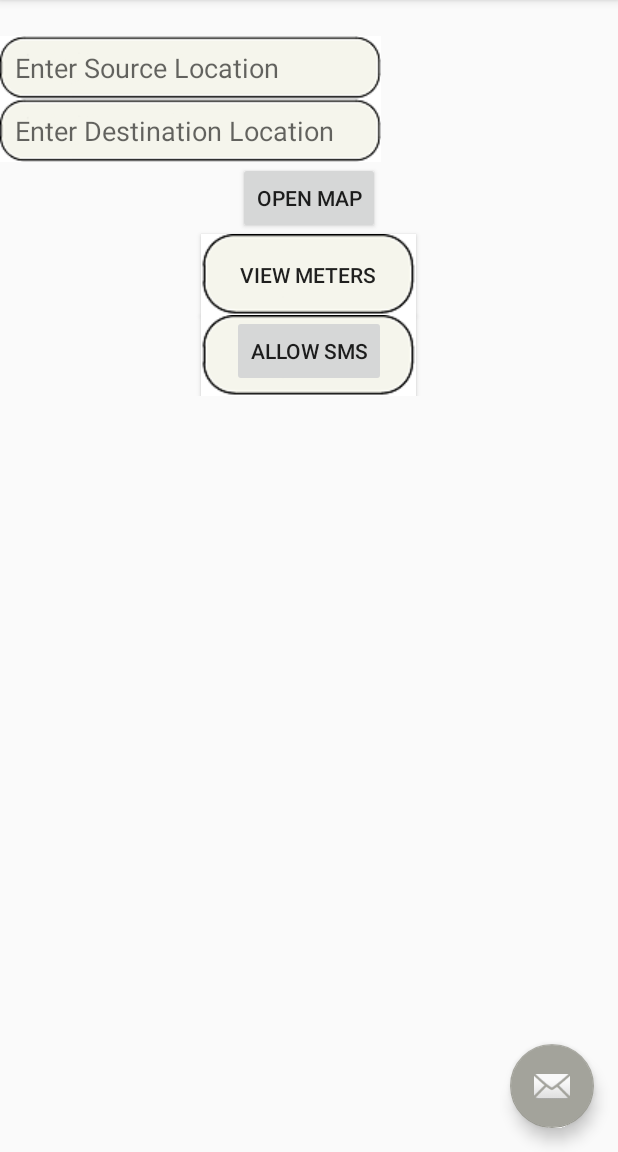
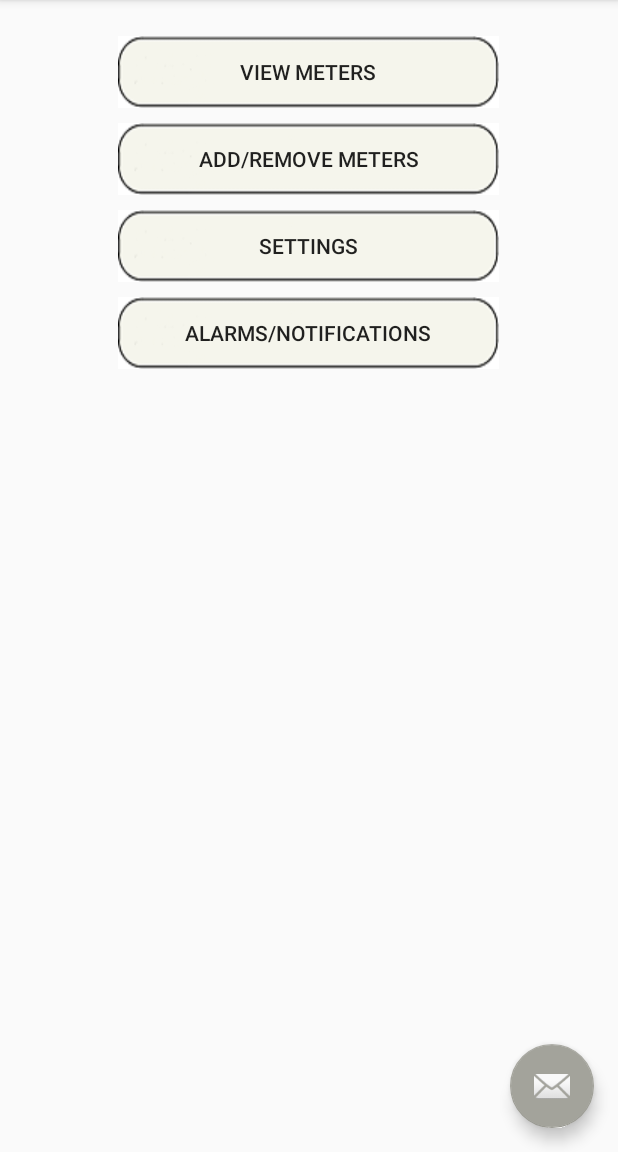
Before and after one commit to shoaib333/TestProject, an Android app: the MapsMainActivity screen opened directly, with no data from a screen before it, on a phone screen of 412 x 824 dp, the part 84-1236 px from its top. Run offline under Robolectric (Android 15) with nearby library versions, the phone set to English and light mode, and no system bars.

Commit message:
Add/Meters Screen Redesigned

```diff
--- a/app/src/main/java/com/idea/meter/Blutooth_Entity/ShowBTdevices.java
+++ b/app/src/main/java/com/idea/meter/Blutooth_Entity/ShowBTdevices.java
@@ -78,6 +78,9 @@ public class ShowBTdevices extends ListActivity {
         lv.setFooterDividersEnabled(true);
         lv.addFooterView(footer, null, true);
 
+        /* setBackground Image for the List View */
+        lv.setBackgroundResource(R.drawable.device_bg);
+
         /* Create List to save devices found by Bluetooth */
         devices = getIntent().getStringArrayListExtra("devices");
 
@@ -94,6 +97,7 @@ public class ShowBTdevices extends ListActivity {
     AdapterView.OnItemClickListener clickListener = new AdapterView.OnItemClickListener() {
         @Override
         public void onItemClick(AdapterView<?> parent, View view, int pos, long id) {
+            parent.getChildAt(pos).setBackgroundResource(R.drawable.device_bg);
             if (parent.getAdapter().getItemViewType(pos) == AdapterView.ITEM_VIEW_TYPE_HEADER_OR_FOOTER) {
 
                     /* Start Bluetooth Discovery */
--- a/app/src/main/java/com/idea/meter/LocationServices_Entity/MapsMainActivity.java
+++ b/app/src/main/java/com/idea/meter/LocationServices_Entity/MapsMainActivity.java
@@ -21,6 +21,7 @@ import android.widget.EditText;
 import android.widget.TextView;
 import android.widget.Toast;
 
+import com.idea.meter.Main_Entity.AddRemoveMetersActivity;
 import com.idea.meter.Main_Entity.MainActivity;
 import com.idea.meter.R;
 import com.idea.meter.SMS_Entity.SmsBroadcastReceiver;
@@ -36,6 +37,7 @@ public class MapsMainActivity extends AppCompatActivity {
     Button map_button;
     Button BT_button;
     Button sms_button;
+    Button arDevice_Button;
 
     EditText source_addrText;
     EditText destination_addrText;
@@ -65,25 +67,26 @@ public class MapsMainActivity extends AppCompatActivity {
         toolbar_main = (Toolbar) findViewById(R.id.toolbar);
 
         /* Initialize UI elements */
-        source_addrText = (EditText) findViewById(R.id.source_location);
-        destination_addrText = (EditText) findViewById(R.id.destination_location);
 
+//        map_button = (Button) findViewById(R.id.mapButton);
+        BT_button = (Button) findViewById(R.id.btButton);
+        arDevice_Button = (Button) findViewById(R.id.addRemDeviceButton);
 
-        map_button = (Button) findViewById(R.id.mapButton);
-        BT_button = (Button) findViewById(R.id.btButton);
-        sms_button = (Button) findViewById(R.id.smsButton);
+//        sms_button = (Button) findViewById(R.id.smsButton);
         smsBroadcastReceiver = new SmsBroadcastReceiver();
 
         toolbar_main.setTitle("ideaMeter");
         toolbar_main.inflateMenu(R.menu.personal_screen);
 
+        /* Set onClickListeners here */
         toolbar_main.setOnMenuItemClickListener(toolListener);
 
-        map_button.setOnClickListener(mapListener);
+//        map_button.setOnClickListener(mapListener);
 
         BT_button.setOnClickListener(BT_Listener);
+        arDevice_Button.setOnClickListener(arDevice_Listener);
 
-        sms_button.setOnClickListener(smsListener);
+//        sms_button.setOnClickListener(smsListener);
     }
 
     Toolbar.OnMenuItemClickListener toolListener = new Toolbar.OnMenuItemClickListener() {
@@ -115,6 +118,7 @@ public class MapsMainActivity extends AppCompatActivity {
         }
         return super.onKeyDown(keyCode, event);
     }
+
     View.OnClickListener smsListener = new View.OnClickListener() {
         @Override
         public void onClick(View v) {
@@ -214,6 +218,21 @@ public class MapsMainActivity extends AppCompatActivity {
 
                 startActivity(getIntent);
             } catch (Exception e) {
+
+            }
+        }
+    };
+
+    View.OnClickListener arDevice_Listener = new View.OnClickListener() {
+        @Override
+        public void onClick(View v) {
+            try{
+
+                Intent getIntent = new Intent(MapsMainActivity.this, AddRemoveMetersActivity.class);
+
+                startActivity(getIntent);
+
+            } catch (Exception e){
 
             }
         }
--- a/app/src/main/res/layout/content_main.xml
+++ b/app/src/main/res/layout/content_main.xml
@@ -5,66 +5,46 @@
     android:orientation="vertical"
     android:layout_height="wrap_content">
 
-    <EditText
-        android:id="@+id/source_location"
+    <Button
+        android:id="@+id/btButton"
+        android:background="@drawable/button_bg_long"
         android:layout_width="wrap_content"
         android:layout_height="wrap_content"
-        android:layout_alignParentLeft="true"
         android:layout_marginTop="80dp"
-        android:paddingLeft="10dp"
-        android:ems="10"
-        android:hint="@string/source_location_string"
-        android:background="@drawable/textbar_bg"
-        android:inputType="textPostalAddress" />
-
-    <EditText
-        android:id="@+id/destination_location"
-        android:layout_width="wrap_content"
-        android:layout_height="wrap_content"
-        android:layout_below="@+id/source_location"
-        android:layout_alignParentLeft="true"
-        android:paddingLeft="10dp"
-        android:ems="10"
-        android:hint="@string/destination_location_string"
-        android:background="@drawable/textbar_bg"
-        android:inputType="textPostalAddress" />
-
-
-    <Button
-        android:id="@+id/mapButton"
-        android:layout_width="wrap_content"
-        android:layout_height="wrap_content"
-        android:layout_below="@+id/destination_location"
-        android:layout_centerHorizontal="true"
-        android:text="@string/show_map_string" />
-
-    <Button
-        android:id="@+id/btButton"
-        android:background="@drawable/button_bg"
-        android:layout_width="wrap_content"
-        android:layout_height="wrap_content"
-        android:layout_below="@+id/mapButton"
         android:layout_weight="1"
         android:layout_centerHorizontal="true"
         android:text="@string/main_activity_view_meters" />
 
+    <Button
+        android:id="@+id/addRemDeviceButton"
+        android:background="@drawable/button_bg_long"
+        android:layout_width="wrap_content"
+        android:layout_height="wrap_content"
+        android:layout_below="@+id/btButton"
+        android:layout_marginTop="10dp"
+        android:layout_weight="1"
+        android:layout_centerHorizontal="true"
+        android:text="@string/main_activity_armeeter" />
 
     <Button
         android:id="@+id/settingsButton"
-        android:background="@drawable/button_bg"
+        android:background="@drawable/button_bg_long"
         android:layout_width="wrap_content"
         android:layout_height="wrap_content"
-        android:layout_below="@+id/btButton"
+        android:layout_below="@+id/addRemDeviceButton"
+        android:layout_marginTop="10dp"
         android:layout_weight="1"
         android:layout_centerHorizontal="true"
         android:text="@string/main_activity_settings" />
 
     <Button
-        android:id="@+id/smsButton"
+        android:id="@+id/alarmNotifications"
+        android:background="@drawable/button_bg_long"
         android:layout_width="wrap_content"
         android:layout_height="wrap_content"
-        android:layout_below="@+id/btButton"
+        android:layout_marginTop="10dp"
+        android:layout_below="@+id/settingsButton"
         android:layout_centerHorizontal="true"
-        android:text="@string/recieve_sms_string" />
+        android:text="@string/main_activity_alarm" />
 
 </RelativeLayout>
--- a/app/src/main/res/values/strings.xml
+++ b/app/src/main/res/values/strings.xml
@@ -4,6 +4,7 @@
     <string name="show_map_string">Open Map</string>
     <string name="open_bt_string">Start Bluetooth</string>
     <string name="recieve_sms_string">Allow SMS</string>
+    <string name="alarm_notification_string">Alarms/Notifications</string>
     <string name="source_location_string">Enter Source Location</string>
     <string name="destination_location_string">Enter Destination Location</string>
     <string name="title_activity_maps">Meter Maps</string>
@@ -14,5 +15,7 @@
     <string name="main_activity_view_meters">View Meters</string>
     <string name="main_activity_armeeter">Add/Remove Meters</string>
     <string name="main_activity_settings">Settings</string>
-    <string name="main_activity_alarm">Alarms Notifications</string>
+    <string name="main_activity_alarm">Alarms/Notifications</string>
+    <string name="title_activity_add_remove_meters">AddRemoveMetersActivity</string>
+
 </resources>
```
Also changed, not shown: app/src/main/AndroidManifest.xml (+18 -9 lines), app/src/main/java/com/idea/meter/Main_Entity/AddRemoveMetersActivity.java (added, +40 -0 lines), app/src/main/java/com/idea/meter/Meter_Utils/CustomMeterAdapter.java (added, +84 -0 lines), app/src/main/res/layout/activity_add_remove_meters.xml (added, +34 -0 lines), app/src/main/res/layout/bluetooth_device_layout.xml (+0 -9 lines), app/src/main/res/layout/content_add_remove_meters.xml (added, +31 -0 lines), app/src/main/res/layout/custom_meter_list.xml (added, +25 -0 lines), app/src/main/res/drawable/button_bg_long.png (added), app/src/main/res/drawable/device_bg.png (added), app/src/main/res/drawable/settings_icon.png (added).
